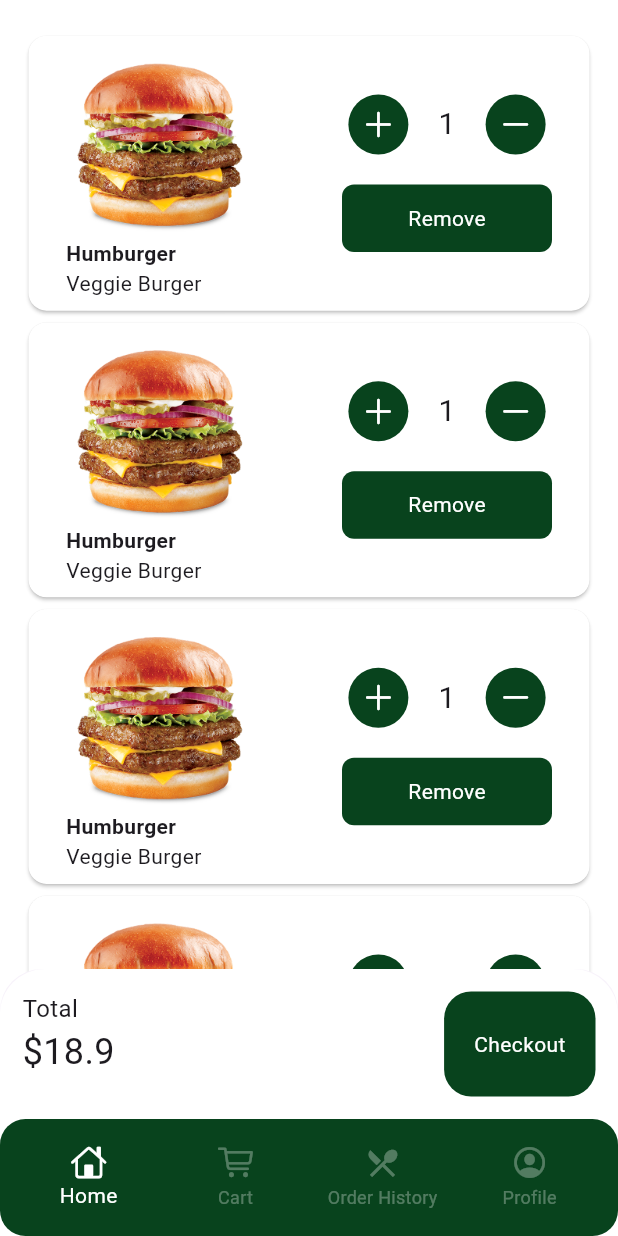
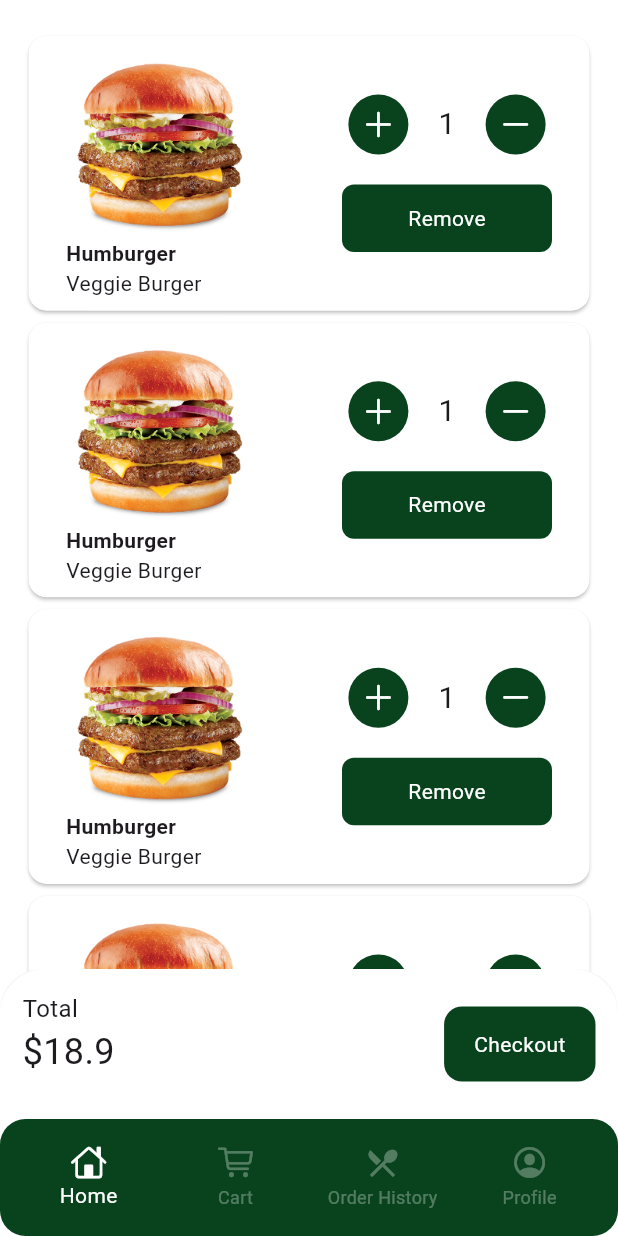
Before and after one commit to abdullahdebo/hungry_app, a Flutter app: the screen it shows after launch, swiped to page 2, on a phone screen of 412 x 824 dp. Run offline on Flutter 3.47's test engine with Material 3 defaults, Android fonts, the phone set to English and light mode, and no system bars; our stand-ins replace flutter_svg, gap.

```diff
--- a/lib/shared/custom_button.dart
+++ b/lib/shared/custom_button.dart
@@ -8,12 +8,15 @@ class CustomButton extends StatelessWidget {
     required this.text,
     this.onTap,
     this.width,
+    this.height,
     this.color,
   });
 
   final String text;
   final Function()? onTap;
   final double? width;
+  final double? height;
+
   final Color? color;
 
   @override
@@ -22,13 +25,14 @@ class CustomButton extends StatelessWidget {
       onTap: onTap,
       child: Container(
         width: width,
+        height: height ?? 50,
         padding: EdgeInsets.symmetric(
           horizontal: 20,
           vertical: 15,
         ),
         decoration: BoxDecoration(
           color: color ?? AppColors.primaryColor,
-          borderRadius: BorderRadius.circular(18),
+          borderRadius: BorderRadius.circular(12),
         ),
         child: Center(
           child: CustomText(text: text, color: Colors.white),
--- a/pubspec.yaml
+++ b/pubspec.yaml
@@ -28,6 +28,7 @@ flutter:
     - assets/logo/
     - assets/splash/
     - assets/details/
+    - assets/icon/
   # An image asset can refer to one or more resolution-specific "variants", see
   # https://flutter.dev/to/resolution-aware-images
   # For details regarding adding assets from package dependencies, see
```
Also changed, not shown: assets/icon/dollar.png (added), assets/icon/visa.png (added).
